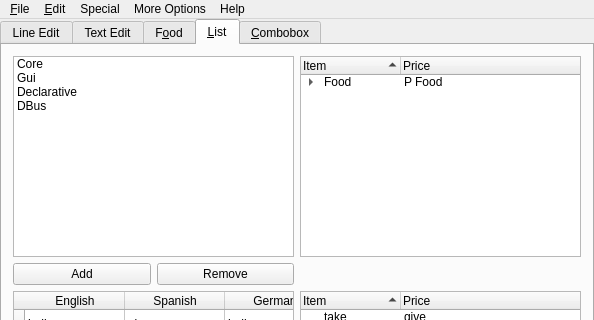
The window that examples/simple/mainwindow.ui (KDE/qtatspi) describes before a commit, drawn with Qt 5; both pictures show x 0 to 594 and y 0 to 320 of the 594 by 526 pixel window.
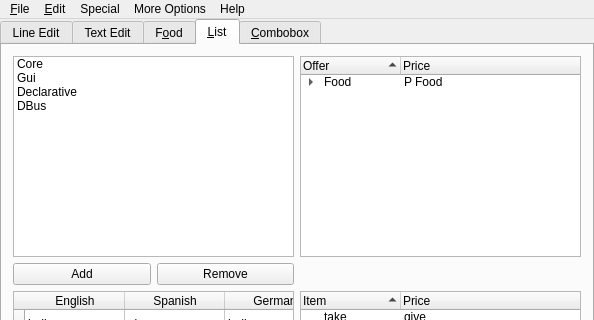
The same window after the commit.

Commit message: Rename header to make debugging easier.

What changed in the file:
```diff
--- a/examples/simple/mainwindow.ui
+++ b/examples/simple/mainwindow.ui
@@ -210,7 +210,7 @@
           </attribute>
           <column>
            <property name="text">
-            <string>Item</string>
+            <string>Offer</string>
            </property>
           </column>
           <column>
```
Left out of the diff: 2 changed lines with no effect on the pictures.
